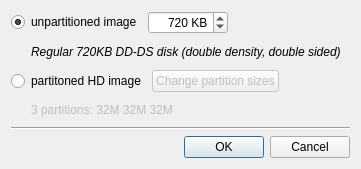
First picture: the form in sizewiz1.ui, repository openMSX/catapult, before the edit.
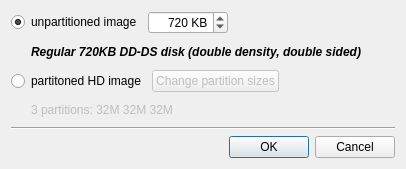
Second picture: the form after the edit.

```diff
--- a/sizewiz1.ui
+++ b/sizewiz1.ui
@@ -5,7 +5,7 @@
    <rect>
     <x>0</x>
     <y>0</y>
-    <width>361</width>
+    <width>406</width>
     <height>169</height>
    </rect>
   </property>
@@ -72,7 +72,9 @@
      </property>
      <property name="font" >
       <font>
+       <weight>75</weight>
        <italic>true</italic>
+       <bold>true</bold>
       </font>
      </property>
      <property name="text" >
```
Left out of the diff: 4 changed lines with no effect on the pictures.
